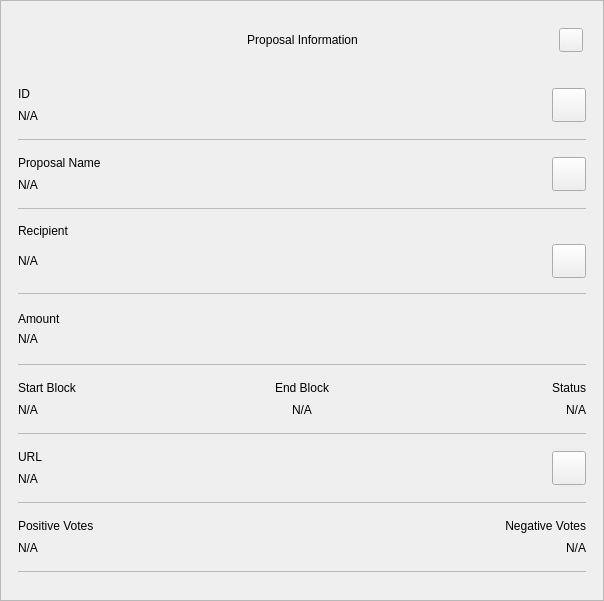
This is src/qt/rpdchain/forms/proposalinfodialog.ui in cimelli/RpdSource as Qt 5 draws it before an edit. The edited form follows.
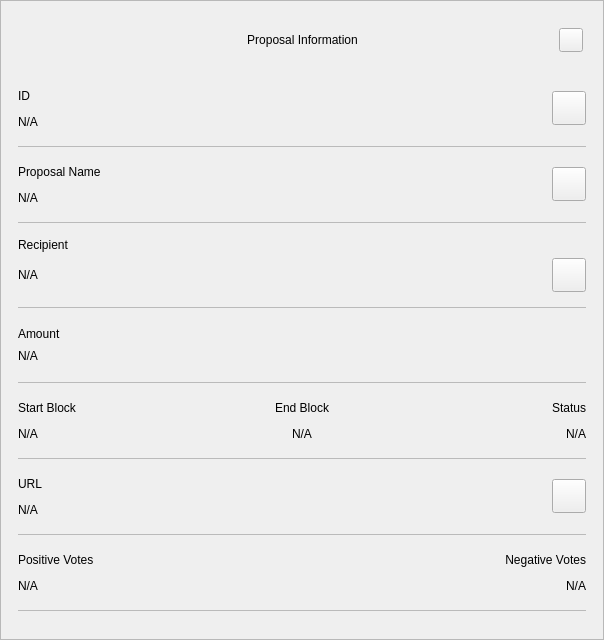
This is the edited form.

Commit message: Fix governance QT form proposal bug

```diff
--- a/src/qt/rpdchain/forms/proposalinfodialog.ui
+++ b/src/qt/rpdchain/forms/proposalinfodialog.ui
@@ -7,7 +7,7 @@
     <x>0</x>
     <y>0</y>
     <width>604</width>
-    <height>601</height>
+    <height>640</height>
    </rect>
   </property>
   <property name="sizePolicy">
```
The commit also changes 5 other files.
